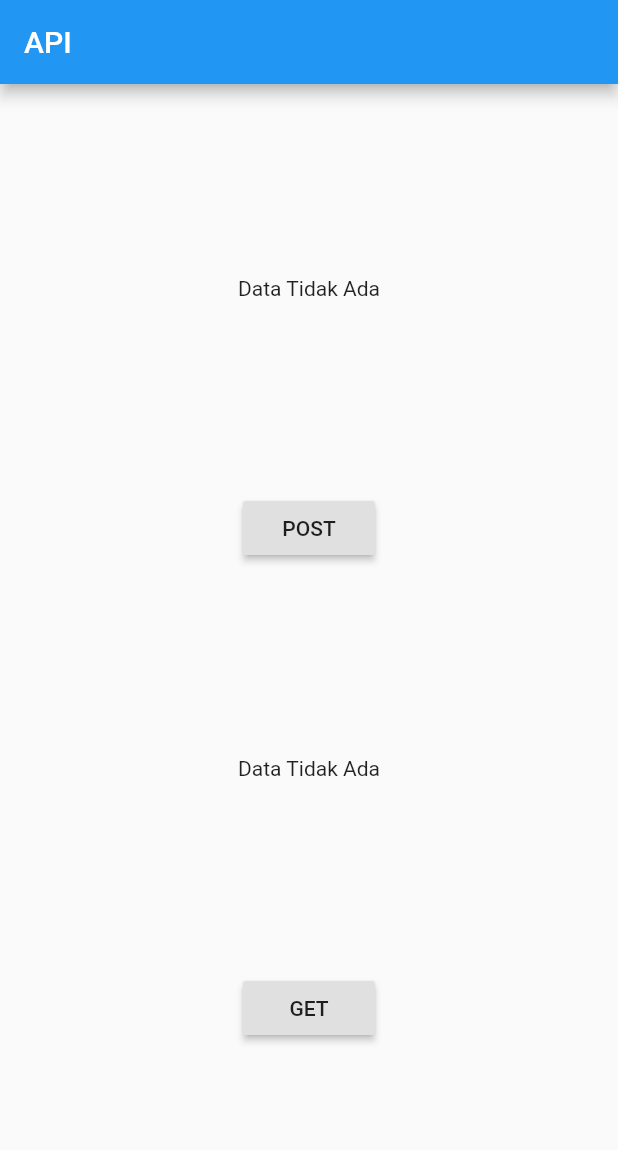
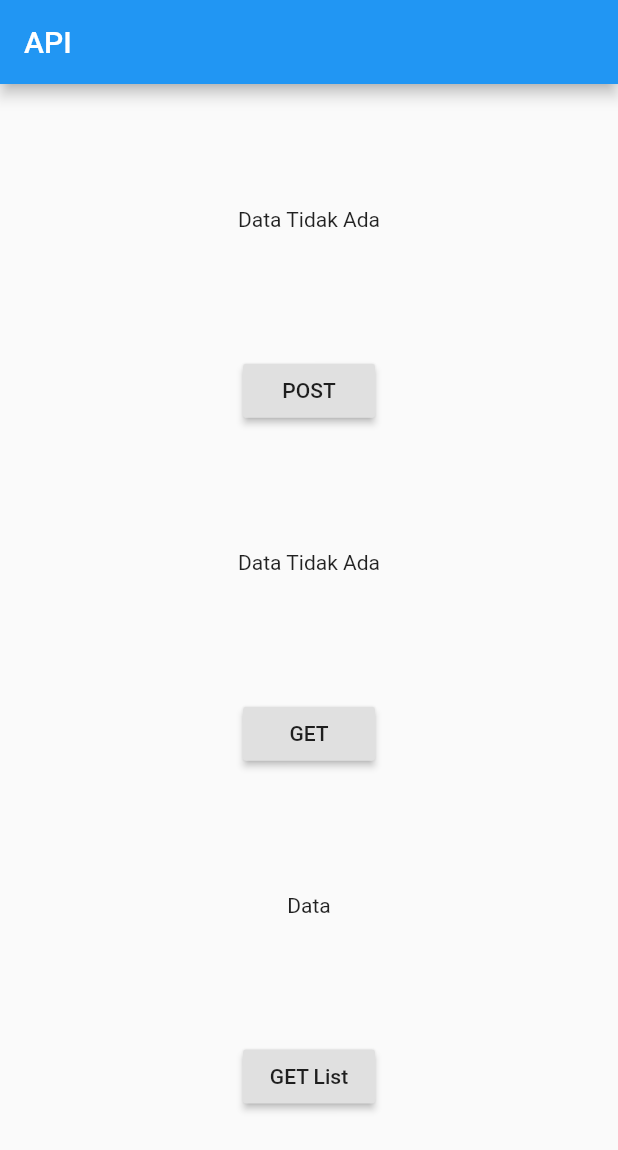
Before and after one commit to idnasirasira/flutter_learn, a Flutter app: the screen it shows after launch, on a phone screen of 412 x 824 dp. Shown: the top 1150 px of the screen. Run offline on Flutter 3.47's test engine with Material 2 defaults, Android fonts, the phone set to English and light mode, and no system bars; accounts and stored records are empty.

Commit message:
learn flutter http GET LIST

```diff
--- a/lib/http/main.dart
+++ b/lib/http/main.dart
@@ -1,7 +1,6 @@
 import 'package:flutter/material.dart';
 import 'package:flutterapp/http/model/post_result_model.dart';
 import 'package:flutterapp/http/model/user_model.dart';
-import 'package:http/http.dart';
 
 void main() => runApp(MyApp());
 
@@ -13,6 +12,8 @@ class MyApp extends StatefulWidget{
 class _MainAppState extends State<MyApp> {
   PostResult postResult;
   User user;
+
+  String outputListUser = "Data";
 
   @override
   Widget build(BuildContext context) {
@@ -45,6 +46,19 @@ class _MainAppState extends State<MyApp> {
                       })
                     },
                     child: Text("GET"),
+                  ),
+                  Text(outputListUser != null ? outputListUser : "List User Not Found"),
+                  RaisedButton(
+                    onPressed: () => {
+                      User.getUsers("2").then((users) {
+                        for(int i = 0; i < users.length; i++){
+//                          print(users[i].id.toString());
+                          outputListUser = outputListUser + "[ " + users[i].id.toString() + " ]";
+                        }
+                        setState(() => {});
+                      })
+                    },
+                    child: Text("GET List"),
                   )
                 ],
 
--- a/lib/http/model/user_model.dart
+++ b/lib/http/model/user_model.dart
@@ -36,4 +36,20 @@ class User{
 
     return User.createUser(userData);
   }
+
+  static Future<List<User>> getUsers(String page) async {
+    String apiURL = "https://reqres.in/api/users?page=" + page;
+
+    var apiResult = await http.get(apiURL);
+    var jsonObject = json.decode(apiResult.body);
+
+    List<dynamic> listUser = (jsonObject as Map<String, dynamic>)['data'];
+
+    List<User> users = [];
+
+    for(int i = 0; i < listUser.length; i++)
+      users.add(User.createUser(listUser[i]));
+
+    return users;
+  }
 }
--- a/lib/main.dart
+++ b/lib/main.dart
@@ -1,7 +1,6 @@
 import 'package:flutter/material.dart';
 import 'package:flutterapp/http/model/post_result_model.dart';
 import 'package:flutterapp/http/model/user_model.dart';
-import 'package:http/http.dart';
 
 void main() => runApp(MyApp());
 
@@ -13,6 +12,8 @@ class MyApp extends StatefulWidget{
 class _MainAppState extends State<MyApp> {
   PostResult postResult;
   User user;
+
+  String outputListUser = "Data";
 
   @override
   Widget build(BuildContext context) {
@@ -45,6 +46,19 @@ class _MainAppState extends State<MyApp> {
                       })
                     },
                     child: Text("GET"),
+                  ),
+                  Text(outputListUser != null ? outputListUser : "List User Not Found"),
+                  RaisedButton(
+                    onPressed: () => {
+                      User.getUsers("2").then((users) {
+                        for(int i = 0; i < users.length; i++){
+//                          print(users[i].id.toString());
+                          outputListUser = outputListUser + "[ " + users[i].id.toString() + " ]";
+                        }
+                        setState(() => {});
+                      })
+                    },
+                    child: Text("GET List"),
                   )
                 ],
 
```
